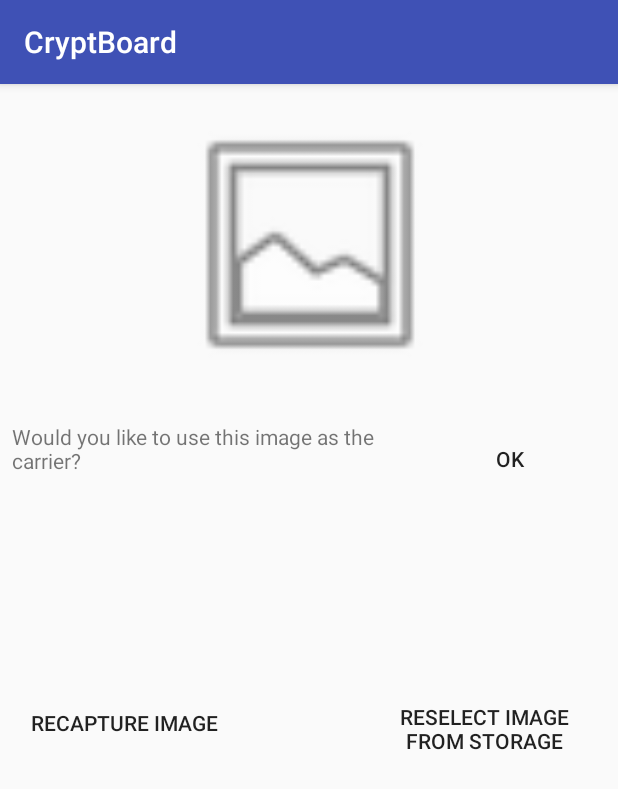
After one commit to rhayes2/CryptBoard, an Android app: the CarrierSelection screen opened directly, with no data from a screen before it, on a phone screen of 412 x 824 dp. The commit adds this screen. Shown: the top 789 px of the screen. Run offline under Robolectric (Android 15) with nearby library versions, the phone set to English and light mode, and no system bars; pictures from the network do not load.

Commit message:
Image capture and picking activity initial creation. Note that activity doesn't pass URI back to parent activity yet, will complete Oct 29

```diff
--- /dev/null
+++ b/app/src/main/java/prj666/a03/cryptboard/CarrierSelection.java
@@ -0,0 +1,120 @@
+package prj666.a03.cryptboard;
+
+import android.Manifest;
+import android.content.Intent;
+import android.content.pm.PackageManager;
+import android.graphics.Bitmap;
+import android.graphics.drawable.Drawable;
+import android.net.Uri;
+import android.provider.MediaStore;
+import android.support.v4.app.ActivityCompat;
+import android.support.v4.content.ContextCompat;
+import android.support.v7.app.AppCompatActivity;
+import android.os.Bundle;
+import android.view.View;
+import android.widget.Button;
+import android.widget.ImageView;
+import android.widget.TextView;
+import android.widget.Toast;
+
+public class CarrierSelection extends AppCompatActivity {
+    public static final int PICK_IMAGE = 1;
+    public static final int CAPTURE_IMAGE = 2;
+
+    Button accept, camera, gallery;
+    TextView confirm;
+    ImageView carrierImage;
+
+    @Override
+    protected void onCreate(Bundle savedInstanceState) {
+        super.onCreate(savedInstanceState);
+        setContentView(R.layout.activity_carrier_selection);
+
+        Intent parentIntent = getIntent();
+        int carrierSelectMode = parentIntent.getIntExtra("MODE", 0);
+        Intent intent = new Intent();
+        /*
+        * TODO: Permissions in manifest, check for valid permissions
+        * TODO: Display selected image, offer options to reject and reselect
+        * TODO: Handle both of the start activities from the keyboard
+        * */
+
+        accept = findViewById(R.id.acceptCarrier);
+        camera = findViewById(R.id.recaptureCamera);
+        gallery = findViewById(R.id.reselectionFromStorage);
+        confirm = findViewById(R.id.carrierConfirmation);
+        carrierImage = findViewById(R.id.carrierImage);
+
+        confirm.setText(R.string.carrier_confirmation);
+        camera.setText(R.string.carrier_camera_recapture);
+        accept.setText(R.string.OK);
+        gallery.setText(R.string.carrier_reselect_from_storage);
+
+        //Permissions check
+        if (ContextCompat.checkSelfPermission(this, Manifest.permission.CAMERA)
+                != PackageManager.PERMISSION_GRANTED){
+            ActivityCompat.requestPermissions(this,
+                    new String[]{Manifest.permission.CAMERA},
+                    1);
+        }
+
+        if (ContextCompat.checkSelfPermission(this, Manifest.permission.WRITE_EXTERNAL_STORAGE)
+                != PackageManager.PERMISSION_GRANTED){
+            ActivityCompat.requestPermissions(this,
+                    new String[]{Manifest.permission.WRITE_EXTERNAL_STORAGE},
+                    1);
+        }
+
+
+        gallery.setOnClickListener(new View.OnClickListener() {
+            @Override
+            public void onClick(View view) {
+                Intent galleryIntent = new Intent();
+                galleryIntent.setType("image/*");
+                galleryIntent.setAction(Intent.ACTION_GET_CONTENT);
+                startActivityForResult(Intent.createChooser(galleryIntent, "Select Carrier"), PICK_IMAGE);
+            }
+        });
+
+        camera.setOnClickListener(new View.OnClickListener() {
+            @Override
+            public void onClick(View view) {
+                Intent cameraIntent = new Intent();
+                cameraIntent.setAction(MediaStore.ACTION_IMAGE_CAPTURE);
+                startActivityForResult(cameraIntent, CAPTURE_IMAGE);
+            }
+        });
+
+
+        if (carrierSelectMode == 1){ //Camera Capture
+            Toast.makeText(this, "Launching Camera", Toast.LENGTH_SHORT).show();
+            intent.setAction(MediaStore.ACTION_IMAGE_CAPTURE);
+            startActivityForResult(intent, CAPTURE_IMAGE);
+        } else if (carrierSelectMode == 2){ //Gallery Selection
+            intent.setType("image/*");
+            intent.setAction(Intent.ACTION_GET_CONTENT);
+            startActivityForResult(Intent.createChooser(intent, "Select Carrier"), PICK_IMAGE);
+        } else { //Oops
+            Toast.makeText(this, "Criss, quelque chose est casse", Toast.LENGTH_SHORT).show();
+        }
+
+    }
+
+    @Override
+    public void onActivityResult(int requestCode, int resultCode, Intent data){
+        if (resultCode == RESULT_OK){
+            if(requestCode == PICK_IMAGE){
+                Toast.makeText(this, "IMAGE SELECTED!", Toast.LENGTH_SHORT).show();
+                Uri selectedImage = data.getData();
+                carrierImage.setImageURI(selectedImage);
+            } else if (requestCode == CAPTURE_IMAGE){
+                Toast.makeText(this, "IMAGE CAPTURED!", Toast.LENGTH_SHORT).show();
+                Bundle extras = data.getExtras();
+                Bitmap capturedImage = (Bitmap) extras.get("data");
+                carrierImage.setImageBitmap(capturedImage);
+            }
+        } else if (resultCode == RESULT_CANCELED){
+            Toast.makeText(this, "Capture Cancelled", Toast.LENGTH_SHORT).show();
+        }
+    }
+}
--- a/app/src/main/java/prj666/a03/cryptboard/CryptBoard.java
+++ b/app/src/main/java/prj666/a03/cryptboard/CryptBoard.java
@@ -129,8 +129,14 @@ public class CryptBoard extends InputMethodService
                 ic.sendKeyEvent(new KeyEvent(KeyEvent.ACTION_DOWN, KeyEvent.KEYCODE_ENTER));
                 break;
             case  KEYCODE_CAMERA:
+                Intent camera = new Intent(this, CarrierSelection.class);
+                camera.putExtra("MODE", 1);
+                startActivity(camera);
                 break;
             case KEYCODE_PHOTO:
+                Intent photo = new Intent(this, CarrierSelection.class);
+                photo.putExtra("MODE", 2);
+                startActivity(photo);
                 break;
             case KEYCODE_DOCUMENT:
                 break;
--- /dev/null
+++ b/app/src/main/res/layout/activity_carrier_selection.xml
@@ -0,0 +1,78 @@
+<?xml version="1.0" encoding="utf-8"?>
+<android.support.constraint.ConstraintLayout xmlns:android="http://schemas.android.com/apk/res/android"
+    xmlns:app="http://schemas.android.com/apk/res-auto"
+    xmlns:tools="http://schemas.android.com/tools"
+    android:layout_width="match_parent"
+    android:layout_height="match_parent"
+    tools:context=".CarrierSelection">
+
+    <ImageView
+        android:id="@+id/carrierImage"
+        android:layout_width="1000px"
+        android:layout_height="182dp"
+        android:layout_marginStart="8dp"
+        android:layout_marginTop="16dp"
+        android:layout_marginEnd="8dp"
+        app:layout_constraintEnd_toEndOf="parent"
+        app:layout_constraintStart_toStartOf="parent"
+        app:layout_constraintTop_toTopOf="parent"
+        app:srcCompat="@android:drawable/ic_menu_gallery" />
+
+    <Button
+        android:id="@+id/recaptureCamera"
+        style="@style/Widget.AppCompat.Button.Borderless"
+        android:layout_width="150dp"
+        android:layout_height="wrap_content"
+        android:layout_marginStart="8dp"
+        android:layout_marginTop="128dp"
+        android:layout_marginBottom="8dp"
+        android:text="Button"
+        app:layout_constraintBottom_toBottomOf="parent"
+        app:layout_constraintStart_toStartOf="parent"
+        app:layout_constraintTop_toBottomOf="@+id/acceptCarrier"
+        app:layout_constraintVertical_bias="0.0" />
+
+    <Button
+        android:id="@+id/acceptCarrier"
+        style="@style/Widget.AppCompat.Button.Borderless"
+        android:layout_width="wrap_content"
+        android:layout_height="wrap_content"
+        android:layout_marginTop="28dp"
+        android:layout_marginEnd="28dp"
+        android:text="Button"
+        app:layout_constraintEnd_toEndOf="parent"
+        app:layout_constraintTop_toBottomOf="@+id/carrierImage" />
+
+    <Button
+        android:id="@+id/reselectionFromStorage"
+        style="@style/Widget.AppCompat.Button.Borderless"
+        android:layout_width="150dp"
+        android:layout_height="wrap_content"
+        android:layout_marginStart="8dp"
+        android:layout_marginTop="128dp"
+        android:layout_marginEnd="8dp"
+        android:layout_marginBottom="8dp"
+        android:text="Button"
+        app:layout_constraintBottom_toBottomOf="parent"
+        app:layout_constraintEnd_toEndOf="parent"
+        app:layout_constraintHorizontal_bias="0.934"
+        app:layout_constraintStart_toEndOf="@+id/recaptureCamera"
+        app:layout_constraintTop_toBottomOf="@+id/acceptCarrier"
+        app:layout_constraintVertical_bias="0.0" />
+
+    <TextView
+        android:id="@+id/carrierConfirmation"
+        android:layout_width="0dp"
+        android:layout_height="149dp"
+        android:layout_marginStart="8dp"
+        android:layout_marginTop="8dp"
+        android:layout_marginEnd="8dp"
+        android:layout_marginBottom="8dp"
+        android:text="TextView"
+        android:textAlignment="viewStart"
+        app:layout_constraintBottom_toTopOf="@+id/recaptureCamera"
+        app:layout_constraintEnd_toStartOf="@+id/acceptCarrier"
+        app:layout_constraintHorizontal_bias="1.0"
+        app:layout_constraintStart_toStartOf="parent"
+        app:layout_constraintTop_toBottomOf="@+id/carrierImage" />
+</android.support.constraint.ConstraintLayout>
--- a/app/src/main/res/values/strings.xml
+++ b/app/src/main/res/values/strings.xml
@@ -53,6 +53,11 @@
         and press your device\'s back button. CryptBoard does not log any keystrokes and does not transmit any information
     \n\nPress the \"Keyboard Selection\" button and select CryptBoard from the list to make it your default keyboard</string>
 
+    <string name="carrier_confirmation">Would you like to use this image as the carrier?</string>
+    <string name="carrier_camera_recapture">Recapture Image</string>
+    <string name="carrier_reselect_from_storage">Reselect Image from Storage</string>
+    <string name="OK">Ok</string>
+
 
     <string name="cryptboard">CryptBoard</string>
     <string name="contactName">ContactName</string>
```
Also changed, not shown: app/src/main/AndroidManifest.xml (+18 -13 lines).
